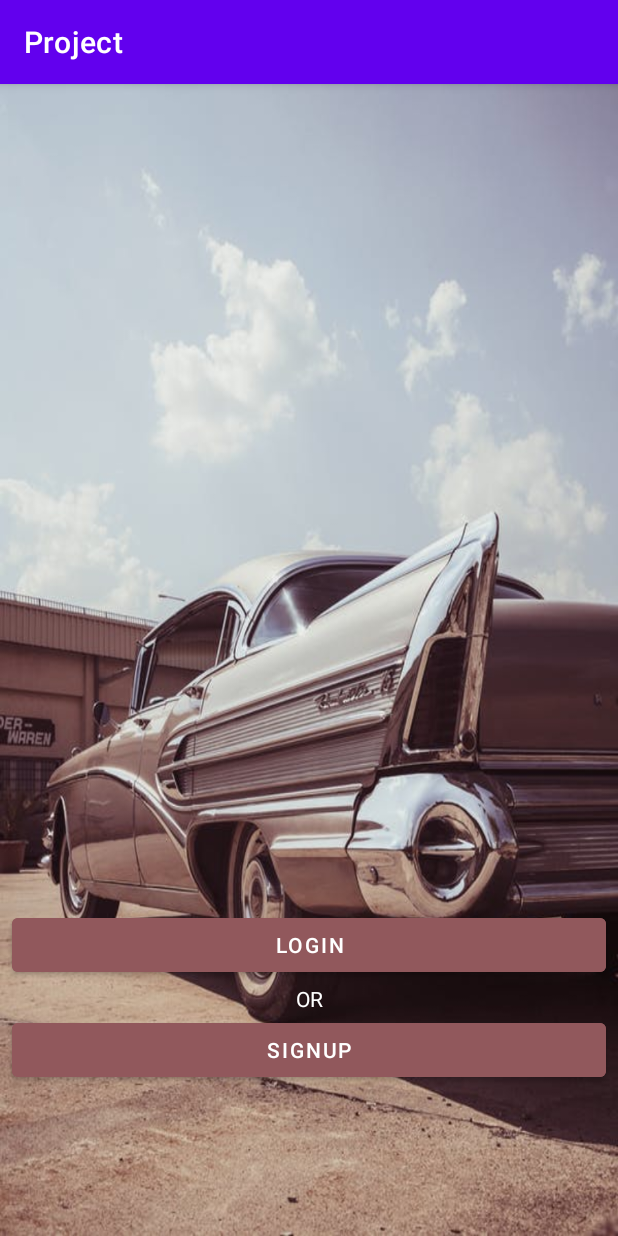
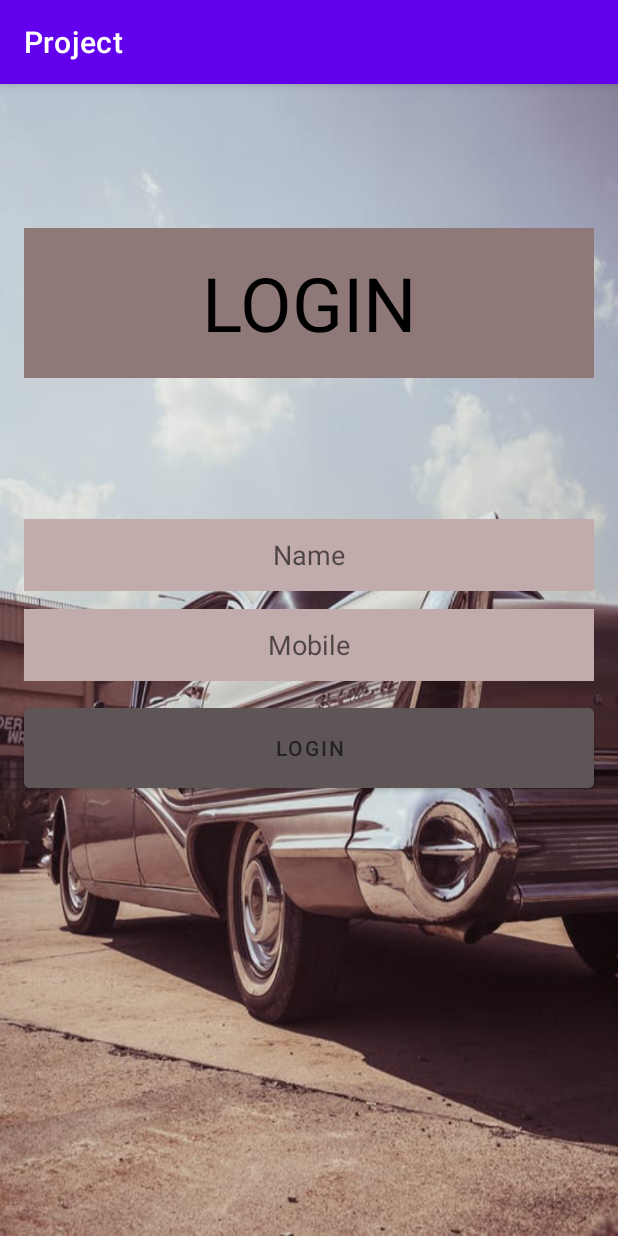
Before and after one commit to raichalvarghese/vintageprime-app, an Android app: the screen it shows after launch (MainActivity before the commit, loginpage after it), after a tap on "LOGIN", on a phone screen of 412 x 824 dp. Run offline under Robolectric (Android 15) with nearby library versions, the phone set to English and light mode, and no system bars; 1 statement that could not run was skipped.

Commit message:
update login_signup

```diff
--- a/app/src/main/java/com/example/project/DBHelper.java
+++ b/app/src/main/java/com/example/project/DBHelper.java
@@ -9,7 +9,7 @@ import android.database.sqlite.SQLiteOpenHelper;
 import androidx.annotation.Nullable;
 
 public class DBHelper extends SQLiteOpenHelper {
-    public DBHelper(@Nullable Context context, @Nullable String name, @Nullable SQLiteDatabase.CursorFactory factory, int version) {
+    public DBHelper(@Nullable Context context) {
         super(context, "car.db",null,1);
     }
 
--- a/app/src/main/java/com/example/project/MainActivity.java
+++ b/app/src/main/java/com/example/project/MainActivity.java
@@ -2,6 +2,7 @@ package com.example.project;
 
 import androidx.appcompat.app.AppCompatActivity;
 
+import android.content.Intent;
 import android.os.Bundle;
 import android.view.View;
 import android.widget.Button;
@@ -19,7 +20,16 @@ public class MainActivity extends AppCompatActivity {
         login.setOnClickListener(new View.OnClickListener() {
             @Override
             public void onClick(View view) {
+                Intent intent = new Intent(getApplicationContext(),loginpage.class);
+                startActivity(intent);
+            }
+        });
 
+        signup.setOnClickListener(new View.OnClickListener() {
+            @Override
+            public void onClick(View view) {
+                Intent intent = new Intent(getApplicationContext(),Signup.class);
+                startActivity(intent);
             }
         });
 
--- /dev/null
+++ b/app/src/main/java/com/example/project/loginpage.java
@@ -0,0 +1,47 @@
+package com.example.project;
+
+import androidx.appcompat.app.AppCompatActivity;
+
+import android.content.Intent;
+import android.database.Cursor;
+import android.os.Bundle;
+import android.view.View;
+import android.widget.Button;
+import android.widget.EditText;
+import android.widget.Toast;
+
+import java.util.Objects;
+
+public class loginpage extends AppCompatActivity {
+    Button loginn;
+    EditText name,contact;
+    DBHelper DB;
+    @Override
+    protected void onCreate(Bundle savedInstanceState) {
+        super.onCreate(savedInstanceState);
+        setContentView(R.layout.activity_loginpage);
+
+        name = findViewById(R.id.name);
+        contact = findViewById(R.id.contact);
+
+        DB = new DBHelper(this);
+
+        loginn.setOnClickListener(new View.OnClickListener() {
+            @Override
+            public void onClick(View view) {
+                String nametxt = name.getText().toString();
+                String contacttxt = contact.getText().toString();
+                Cursor res = DB.getdata();
+                if(Objects.equals(res.getString(0), nametxt) & Objects.equals(res.getString(1), contacttxt)){
+                    Intent intent = new Intent(getApplicationContext(),FrontPage.class);
+                    startActivity(intent);
+                }
+                else{
+                    Toast toast = Toast.makeText(getApplicationContext(),"Invalid credentials",Toast.LENGTH_LONG);
+                    toast.show();
+                }
+            }
+        });
+
+    }
+}
--- /dev/null
+++ b/app/src/main/res/layout/activity_loginpage.xml
@@ -0,0 +1,68 @@
+<?xml version="1.0" encoding="utf-8"?>
+<RelativeLayout xmlns:android="http://schemas.android.com/apk/res/android"
+    xmlns:app="http://schemas.android.com/apk/res-auto"
+    xmlns:tools="http://schemas.android.com/tools"
+    android:layout_width="match_parent"
+    android:layout_height="match_parent"
+    android:background="@drawable/b6"
+    tools:context=".loginpage">
+
+    <TextView
+        android:id="@+id/textView2"
+        android:layout_width="match_parent"
+        android:layout_height="100dp"
+        android:layout_alignParentStart="true"
+        android:layout_alignParentTop="true"
+        android:layout_alignParentEnd="true"
+        android:gravity="center"
+        android:textSize="50sp"
+        android:background="#8E7878"
+        android:textColor="@color/black"
+        android:layout_marginStart="16dp"
+        android:layout_marginEnd="16dp"
+        android:layout_marginTop="96dp"
+        android:text="LOGIN" />
+
+    <EditText
+        android:id="@+id/name"
+        android:layout_width="wrap_content"
+        android:layout_height="48dp"
+        android:layout_alignParentStart="true"
+        android:layout_alignParentEnd="true"
+        android:layout_marginStart="16dp"
+        android:layout_marginTop="290dp"
+        android:layout_marginEnd="16dp"
+        android:background="#C1ABAB"
+        android:gravity="center"
+        android:hint="Name"
+        android:inputType="textPersonName" />
+
+    <EditText
+        android:id="@+id/contact"
+        android:layout_width="wrap_content"
+        android:layout_height="48dp"
+        android:layout_alignParentStart="true"
+        android:layout_alignParentEnd="true"
+        android:layout_marginStart="16dp"
+        android:layout_marginTop="350dp"
+        android:layout_marginEnd="16dp"
+        android:background="#C1ABAB"
+        android:gravity="center"
+        android:hint="Mobile"
+        android:inputType="textPersonName" />
+
+    <Button
+    android:id="@+id/loginn"
+    android:layout_width="wrap_content"
+    android:layout_height="65dp"
+    android:layout_alignParentStart="true"
+    android:layout_alignParentEnd="true"
+    android:layout_marginStart="16dp"
+    android:layout_marginEnd="16dp"
+    android:layout_marginTop="410dp"
+        android:backgroundTint="#5E5656"
+    android:gravity="center"
+    android:hint="LOGIN" />
+
+
+</RelativeLayout>
```
Also changed, not shown: app/build.gradle (+10 -3 lines), app/src/main/AndroidManifest.xml (+9 -0 lines), app/src/main/java/com/example/project/FrontPage.java (added, +14 -0 lines), app/src/main/java/com/example/project/Signup.java (added, +45 -0 lines), app/src/main/res/layout/activity_front_page.xml (added, +9 -0 lines), app/src/main/res/layout/activity_signup.xml (added, +81 -0 lines).
